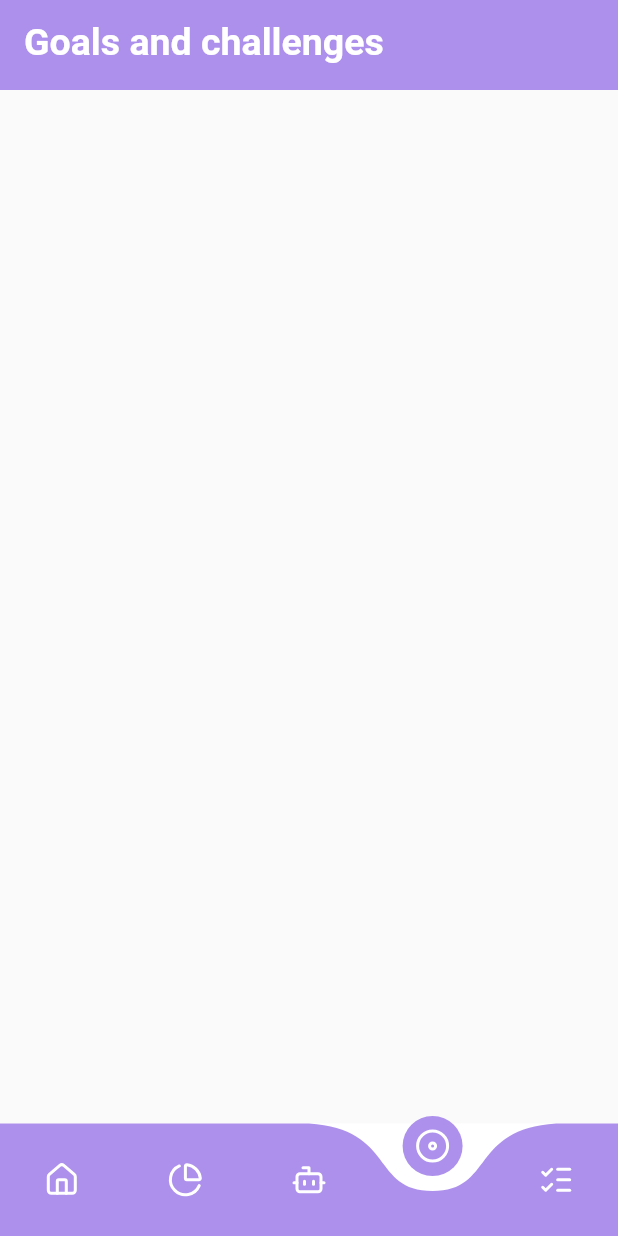
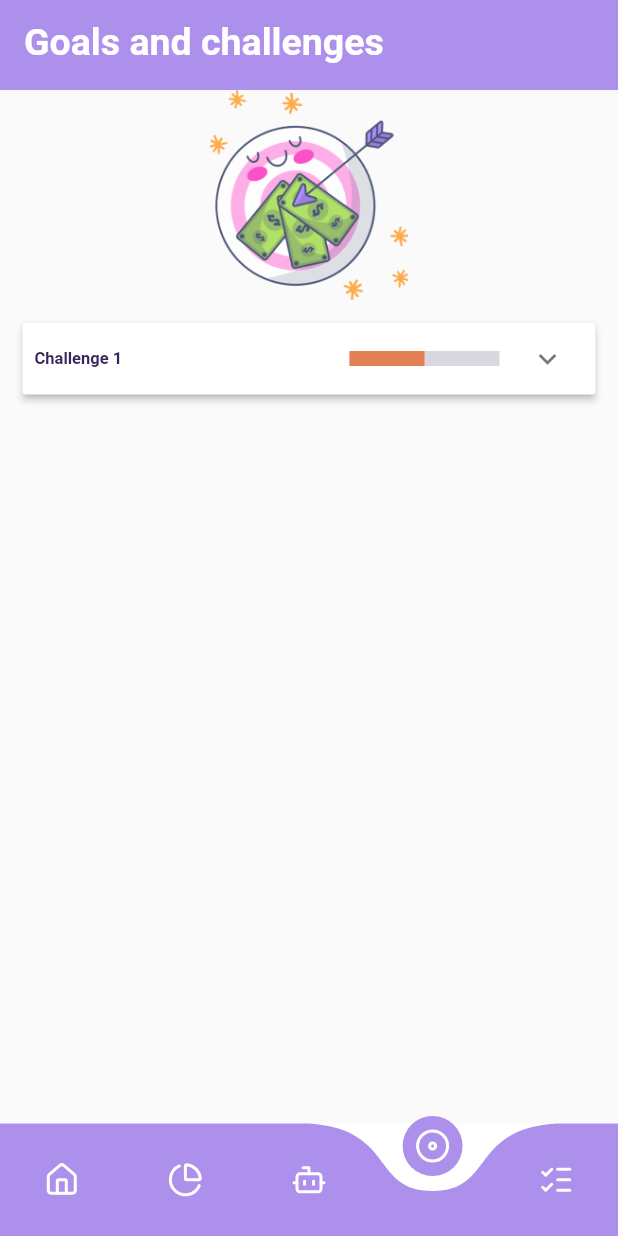
Before and after one commit to abdelhak2406/Iwt-42, a Flutter app: the screen it shows after launch, item 4 of the bottom bar chosen, on a phone screen of 412 x 824 dp. Run offline on Flutter 3.47's test engine with Material 2 defaults, Android fonts, the phone set to English and light mode, and no system bars; drawn by our look-alikes of curved_navigation_bar; our stand-ins replace lucide_icons.

Commit message:
[feat] goals scrren

```diff
--- a/lib/screens/home/goals.dart
+++ b/lib/screens/home/goals.dart
@@ -8,9 +8,63 @@ class Goals extends StatefulWidget {
 }
 
 class _GoalsState extends State<Goals> {
+
+  List<bool> _isOpen = [false];
+
   @override
   Widget build(BuildContext context) {
-    return Container(
+    return Column(
+      children: [
+        SizedBox(
+          height: 140,
+          child: Image.asset('assets/images/money.png')
+          ),
+        Padding(
+          padding: const EdgeInsets.all(15.0),
+          child: Container(
+            child: ExpansionPanelList(
+              children: [
+                ExpansionPanel(headerBuilder:
+                  (context, isOpen) {
+                    return Padding(
+                      padding: const EdgeInsets.all(8.0),
+                      child: Row(
+                        mainAxisAlignment: MainAxisAlignment.spaceBetween,
+                        children: [
+                          Text(
+                            'Challenge 1',
+                            style: TextStyle(
+                              color: Color(0xff39255C),
+                              fontWeight: FontWeight.bold,
+                              fontSize: 11,
+                            ),
+
+                          ),
+                          SizedBox(
+                            width: 100,
+                            child: LinearProgressIndicator(
+                              color: Color(0xffE38056),
+                              backgroundColor: Color(0xffDBD7E0),
+                              value: 0.5,
+                              minHeight:10,
+                            ),
+                          ),
+                        ],
+                      ),
+                    );
+                  },
+                  body: Text('Lorem ipsum dolor sit amet, consectetur adipiscing elit, sed do eiusmod tempor incididunt ut labore et dolore magna aliqua. Ut enim ad minim veniam, quis nostrud exercitation ullamco laboris nisi ut aliquip ex ea commodo consequat. Duis aute irure dolor in reprehenderit in voluptate velit esse cillum dolore eu fugiat nulla pariatur. Excepteur sint occaecat cupidatat non proident, sunt in culpa qui officia deserunt mollit anim id est laborum.'),
+                  isExpanded: _isOpen[0]
+                )
+              ],
+              expansionCallback: (i, isOpen) =>
+                setState(() {
+                  _isOpen[i] = !isOpen;
+                }),
+            ),
+          ),
+        )
+      ],
 
     );
   }
```
Also changed, not shown: assets/images/money.png (added).
